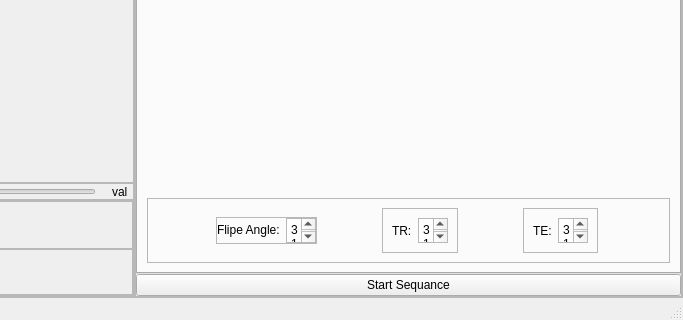
Before: the Qt Designer form gui.ui in Ahmed-gamal-elmahdy/Mri_Simulator, drawn with Qt 5; both pictures show x 414 to 1097 and y 515 to 835 of the 1097 by 835 pixel window.
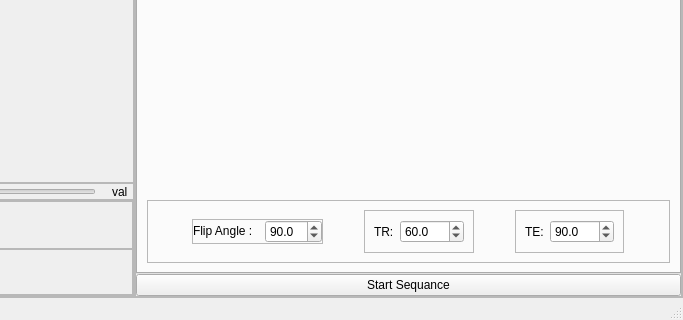
After: the same form once the commit is applied. The open tabs and pages were chosen to show the change. Custom widgets are drawn as their Qt base class.

The edit to the form file:
```diff
--- a/gui.ui
+++ b/gui.ui
@@ -748,38 +748,20 @@
                        </sizepolicy>
                       </property>
                       <property name="text">
-                       <string>Flipe Angle:</string>
+                       <string>Flip Angle :  </string>
                       </property>
                      </widget>
                     </item>
                     <item>
-                     <widget class="QPlainTextEdit" name="txtbox_FA">
-                      <property name="sizePolicy">
-                       <sizepolicy hsizetype="Maximum" vsizetype="Maximum">
-                        <horstretch>0</horstretch>
-                        <verstretch>0</verstretch>
-                       </sizepolicy>
+                     <widget class="QDoubleSpinBox" name="spinbox_FA">
+                      <property name="decimals">
+                       <number>1</number>
                       </property>
-                      <property name="maximumSize">
-                       <size>
-                        <width>30</width>
-                        <height>25</height>
-                       </size>
+                      <property name="maximum">
+                       <double>360.000000000000000</double>
                       </property>
-                      <property name="horizontalScrollBarPolicy">
-                       <enum>Qt::ScrollBarAsNeeded</enum>
-                      </property>
-                      <property name="sizeAdjustPolicy">
-                       <enum>QAbstractScrollArea::AdjustToContentsOnFirstShow</enum>
-                      </property>
-                      <property name="lineWrapMode">
-                       <enum>QPlainTextEdit::WidgetWidth</enum>
-                      </property>
-                      <property name="plainText">
-                       <string>312</string>
-                      </property>
-                      <property name="overwriteMode">
-                       <bool>false</bool>
+                      <property name="value">
+                       <double>90.000000000000000</double>
                       </property>
                      </widget>
                     </item>
@@ -809,33 +791,15 @@
                      </widget>
                     </item>
                     <item>
-                     <widget class="QPlainTextEdit" name="txtbox_TR">
-                      <property name="sizePolicy">
-                       <sizepolicy hsizetype="Maximum" vsizetype="Maximum">
-                        <horstretch>0</horstretch>
-                        <verstretch>0</verstretch>
-                       </sizepolicy>
+                     <widget class="QDoubleSpinBox" name="spinbox_TR">
+                      <property name="decimals">
+                       <number>1</number>
                       </property>
-                      <property name="maximumSize">
-                       <size>
-                        <width>30</width>
-                        <height>25</height>
-                       </size>
+                      <property name="maximum">
+                       <double>5000.000000000000000</double>
                       </property>
-                      <property name="horizontalScrollBarPolicy">
-                       <enum>Qt::ScrollBarAsNeeded</enum>
-                      </property>
-                      <property name="sizeAdjustPolicy">
-                       <enum>QAbstractScrollArea::AdjustToContents</enum>
-                      </property>
-                      <property name="lineWrapMode">
-                       <enum>QPlainTextEdit::WidgetWidth</enum>
-                      </property>
-                      <property name="plainText">
-                       <string>312</string>
-                      </property>
-                      <property name="overwriteMode">
-                       <bool>false</bool>
+                      <property name="value">
+                       <double>60.000000000000000</double>
                       </property>
                      </widget>
                     </item>
@@ -865,33 +829,15 @@
                      </widget>
                     </item>
                     <item>
-                     <widget class="QPlainTextEdit" name="txtbox_TE">
-                      <property name="sizePolicy">
-                       <sizepolicy hsizetype="Maximum" vsizetype="Maximum">
-                        <horstretch>0</horstretch>
-                        <verstretch>0</verstretch>
-                       </sizepolicy>
+                     <widget class="QDoubleSpinBox" name="spinbox_TE">
+                      <property name="decimals">
+                       <number>1</number>
                       </property>
-                      <property name="maximumSize">
-                       <size>
-                        <width>30</width>
-                        <height>25</height>
-                       </size>
+                      <property name="maximum">
+                       <double>5000.000000000000000</double>
                       </property>
-                      <property name="horizontalScrollBarPolicy">
-                       <enum>Qt::ScrollBarAsNeeded</enum>
-                      </property>
-                      <property name="sizeAdjustPolicy">
-                       <enum>QAbstractScrollArea::AdjustToContents</enum>
-                      </property>
-                      <property name="lineWrapMode">
-                       <enum>QPlainTextEdit::WidgetWidth</enum>
-                      </property>
-                      <property name="plainText">
-                       <string>312</string>
-                      </property>
-                      <property name="overwriteMode">
-                       <bool>false</bool>
+                      <property name="value">
+                       <double>90.000000000000000</double>
                       </property>
                      </widget>
                     </item>
```
Left out of the diff: 2 changed lines with no effect on the pictures.
